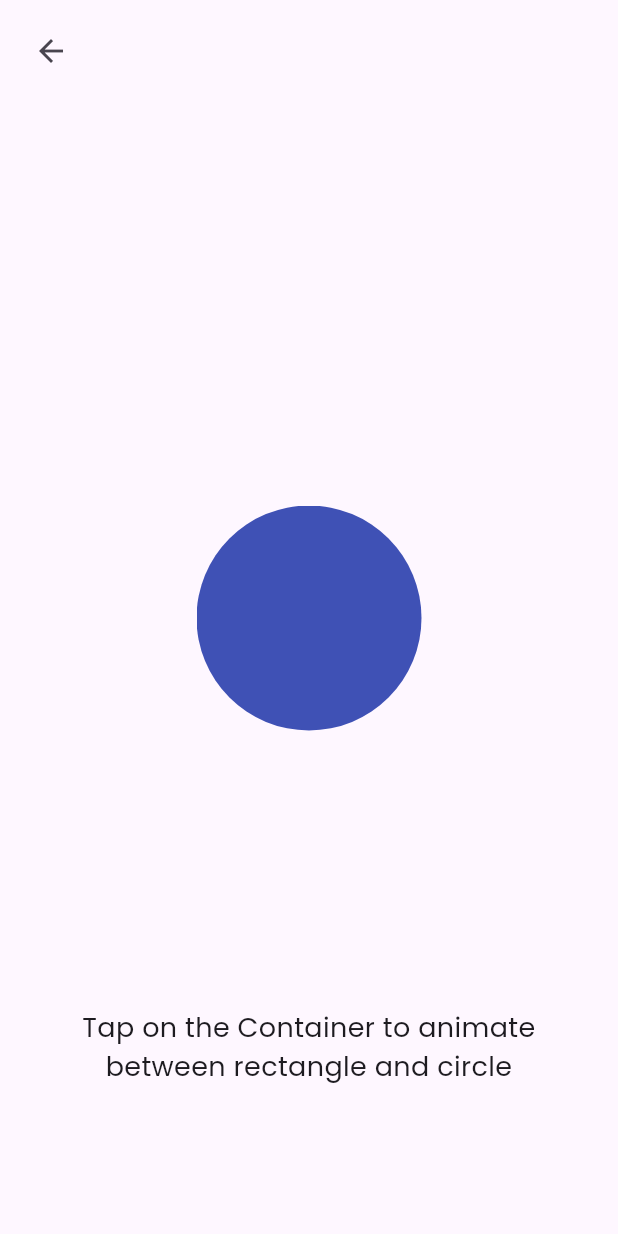
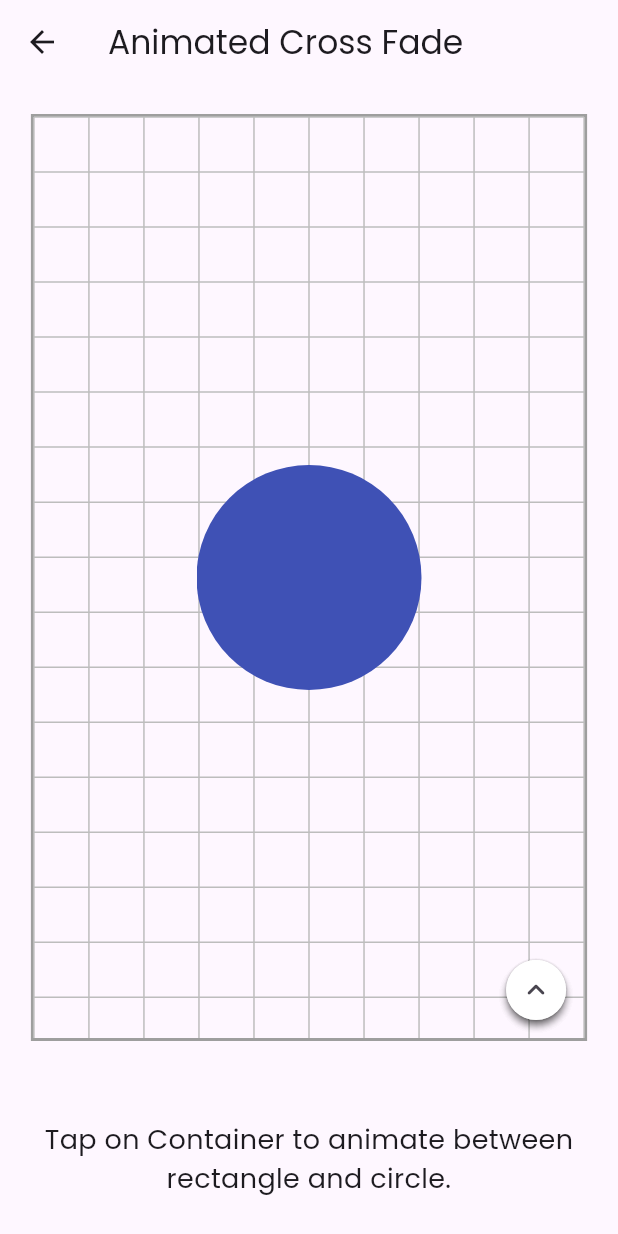
Before and after one commit to bhawesh2002/animotion_gallery, a Flutter app: the AniCrossFadePage screen opened directly, on a phone screen of 412 x 824 dp. Run offline on Flutter 3.47's test engine with Material 3 defaults, Android fonts, the phone set to English and light mode, and no system bars; our stand-ins replace google_fonts.

Commit message:
Refactor AniCrossFadePage widget to update UI layout and import statements, and include Playground widget with AniCrossFade child

```diff
--- a/lib/implicit animations/ani_cross_fade.dart
+++ b/lib/implicit animations/ani_cross_fade.dart
@@ -1,4 +1,4 @@
-import 'package:animotion_gallery/widgets/back_arrow.dart';
+import 'package:animotion_gallery/widgets/playground/palyground.dart';
 import 'package:flutter/material.dart';
 
 class AniCrossFadePage extends StatelessWidget {
@@ -8,31 +8,35 @@ class AniCrossFadePage extends StatelessWidget {
   Widget build(BuildContext context) {
     return SafeArea(
         child: Scaffold(
+      appBar: AppBar(
+        title: const Text("Animated Cross Fade"),
+      ),
       body: Stack(
         children: [
           Positioned.fill(
-            top: 10,
-            left: 10,
-            child:
-                Align(alignment: Alignment.topLeft, child: backArrow(context)),
-          ),
-          const Positioned.fill(
+            top: 20,
             child: Align(
-              alignment: Alignment.center,
-              child: AniCrossFade(),
+              alignment: Alignment.topCenter,
+              child: SizedBox(
+                width: MediaQuery.of(context).size.width * 0.9,
+                height: MediaQuery.of(context).size.height * 0.75,
+                child: Playground(
+                  child: const AniCrossFade(),
+                ),
+              ),
             ),
           ),
-          const Positioned.fill(
-            bottom: 100,
-            child: Align(
-              alignment: Alignment.bottomCenter,
-              child: SizedBox(
-                width: 350,
-                child: Text(
-                  "Tap on the Container to animate between rectangle and circle",
-                  textAlign: TextAlign.center,
-                  style: TextStyle(fontSize: 18),
-                ),
+          Align(
+            alignment: Alignment.bottomCenter,
+            child: Padding(
+              padding: EdgeInsets.symmetric(
+                horizontal: MediaQuery.of(context).size.width * 0.05,
+                vertical: MediaQuery.of(context).size.height * 0.03,
+              ),
+              child: const Text(
+                "Tap on Container to animate between rectangle and circle.",
+                textAlign: TextAlign.center,
+                style: TextStyle(fontSize: 18),
               ),
             ),
           ),
```
